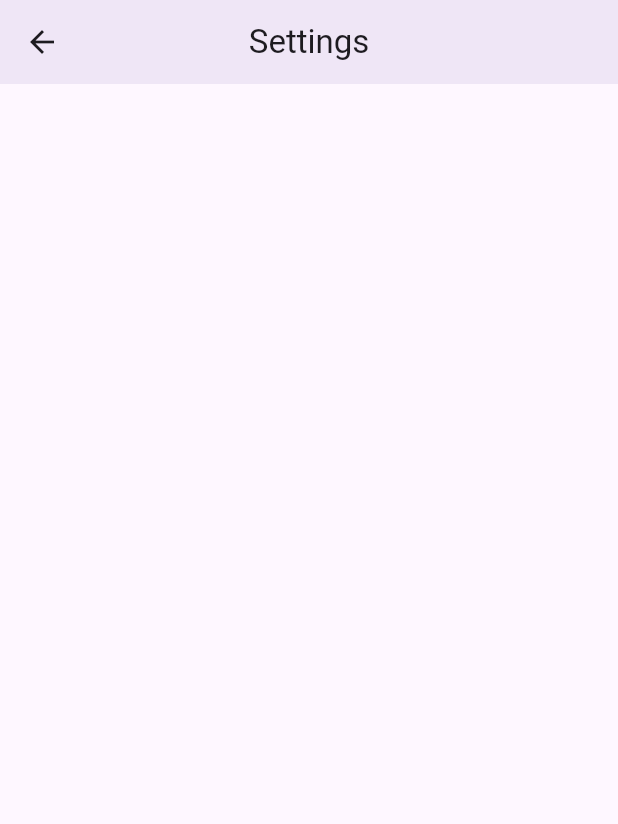
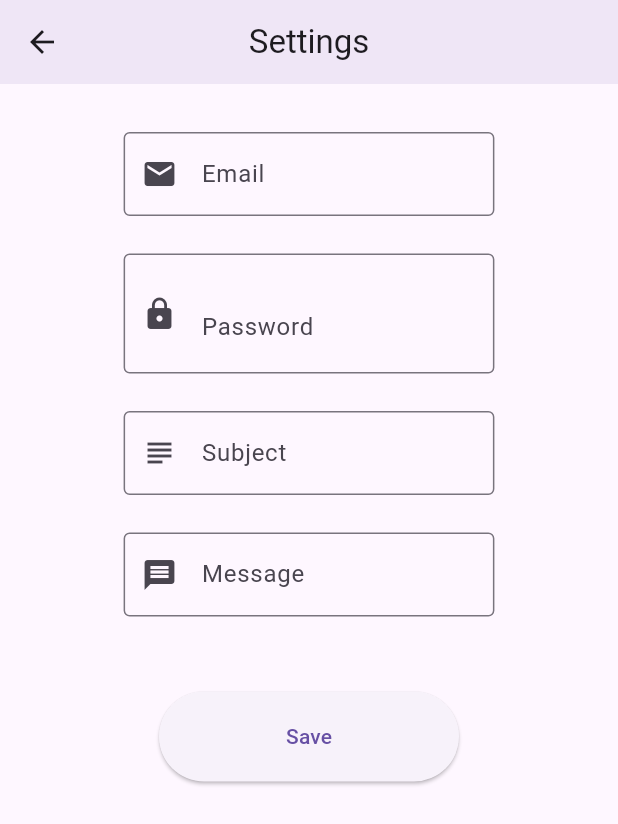
Before and after one commit to dhaneshkumarTech/mail_processor, a Flutter app: the SettingsView screen opened by its route, on a phone screen of 412 x 824 dp. Shown: the top 824 px of the screen. Run offline on Flutter 3.47's test engine with Material 2 defaults, Android fonts, the phone set to English and light mode, and no system bars; our stand-ins replace csv, file_picker, shared_preferences, stacked, stacked_services, stacked_shared; missing offline and left inert: mailer, syncfusion_flutter_pdfviewer; accounts and stored records are empty.

Commit message:
v2 final

```diff
--- a/lib/app/app.dart
+++ b/lib/app/app.dart
@@ -1,6 +1,7 @@
 import 'package:mail_processor/ui/bottom_sheets/notice/notice_sheet.dart';
 import 'package:mail_processor/ui/dialogs/info_alert/info_alert_dialog.dart';
 import 'package:mail_processor/ui/views/home/home_view.dart';
+import 'package:mail_processor/ui/views/home/home_viewmodel.dart';
 import 'package:stacked/stacked_annotations.dart';
 import 'package:stacked_services/stacked_services.dart';
 import 'package:mail_processor/services/file_picker_service.dart';
@@ -22,6 +23,7 @@ import 'package:mail_processor/ui/views/main/main_view.dart';
     LazySingleton(classType: NavigationService),
     LazySingleton(classType: FilePickerService),
     LazySingleton(classType: EmailService),
+    Singleton(classType: HomeViewModel),
 // @stacked-service
   ],
   bottomsheets: [
--- a/lib/app/app.locator.dart
+++ b/lib/app/app.locator.dart
@@ -13,6 +13,7 @@ import 'package:stacked_shared/stacked_shared.dart';
 
 import '../services/email_service.dart';
 import '../services/file_picker_service.dart';
+import '../ui/views/home/home_viewmodel.dart';
 
 final locator = StackedLocator.instance;
 
@@ -30,4 +31,5 @@ Future<void> setupLocator({
   locator.registerLazySingleton(() => NavigationService());
   locator.registerLazySingleton(() => FilePickerService());
   locator.registerLazySingleton(() => EmailService());
+  locator.registerSingleton(HomeViewModel());
 }
--- a/lib/services/email_service.dart
+++ b/lib/services/email_service.dart
@@ -1,19 +1,24 @@
 import 'dart:io';
 
+import 'package:mail_processor/main.dart';
 import 'package:mailer/mailer.dart';
 import 'package:mailer/smtp_server.dart';
 
 class EmailService {
   Future<void> sendEmailWithAttachment(File file, String recipientEmail) async {
-    final smtpServer =
-        gmail('mailnotifications@wallstreetmailboxes.com', 'cfqejlgjchakopra');
+    final email = sp.getString('controller0')!;
+    final password = sp.getString('controller1')!;
+    final subject =
+        sp.getString('controller2') ?? 'Attachment from Wall Street Mailboxes';
+    final text = sp.getString('controller3') ?? 'Please see attachment';
+
+    final smtpServer = gmail(email, password);
 
     final message = Message()
-      ..from = const Address(
-          'mailnotifications@wallstreetmailboxes.com', 'Wall Street Mailboxes')
+      ..from = Address(email, 'Wall Street Mailboxes')
       ..recipients.add(recipientEmail)
-      ..subject = 'Attachment from Wall Street Mailboxes'
-      ..text = 'Please see the attached file'
+      ..subject = subject
+      ..text = text
       ..attachments.add(FileAttachment(file));
 
     try {
--- a/lib/ui/views/settings/settings_view.dart
+++ b/lib/ui/views/settings/settings_view.dart
@@ -1,4 +1,5 @@
 import 'package:flutter/material.dart';
+import 'package:mail_processor/ui/common/ui_helpers.dart';
 import 'package:stacked/stacked.dart';
 
 import 'settings_viewmodel.dart';
@@ -18,8 +19,77 @@ class SettingsView extends StackedView<SettingsViewModel> {
         centerTitle: true,
         title: const Text('Settings'),
       ),
-      body: Container(
-        padding: const EdgeInsets.only(left: 25.0, right: 25.0),
+      body: Padding(
+        padding: EdgeInsets.only(
+          top: 32.0,
+          left: screenWidth(context) * 0.2,
+          right: screenWidth(context) * 0.2,
+        ),
+        child: Center(
+          child: Column(
+            children: [
+              TextField(
+                controller: viewModel.controllers[0],
+                decoration: const InputDecoration(
+                  border: OutlineInputBorder(),
+                  hintText: 'Email',
+                  prefixIcon: Icon(Icons.email),
+                ),
+              ),
+              verticalSpaceMedium,
+              TextField(
+                controller: viewModel.controllers[1],
+                decoration: InputDecoration(
+                  border: const OutlineInputBorder(),
+                  hintText: 'Password',
+                  prefixIcon: const Icon(Icons.lock),
+                  suffix: IconButton(
+                    icon: Icon(
+                      viewModel.obscureText
+                          ? Icons.visibility
+                          : Icons.visibility_off,
+                    ),
+                    onPressed: viewModel.toggleObscureText,
+                  ),
+                ),
+                obscureText: viewModel.obscureText,
+              ),
+              verticalSpaceMedium,
+              TextField(
+                controller: viewModel.controllers[2],
+                decoration: const InputDecoration(
+                  border: OutlineInputBorder(),
+                  hintText: 'Subject',
+                  prefixIcon: Icon(Icons.subject),
+                ),
+              ),
+              verticalSpaceMedium,
+              TextField(
+                controller: viewModel.controllers[3],
+                decoration: const InputDecoration(
+                  border: OutlineInputBorder(),
+                  hintText: 'Message',
+                  prefixIcon: Icon(Icons.message),
+                ),
+              ),
+              verticalSpaceLarge,
+              ElevatedButton(
+                onPressed: () async {
+                  await viewModel.save();
+                },
+                child: viewModel.isBusy
+                    ? const CircularProgressIndicator.adaptive()
+                    : const Text('Save'),
+                style: ElevatedButton.styleFrom(
+                  minimumSize: const Size(200, 60),
+                  shape: RoundedRectangleBorder(
+                    borderRadius: BorderRadius.circular(32.0),
+                  ),
+                ),
+              ),
+            ],
+          ),
+        ),
       ),
     );
   }
--- a/lib/ui/views/settings/settings_viewmodel.dart
+++ b/lib/ui/views/settings/settings_viewmodel.dart
@@ -1,3 +1,41 @@
+import 'package:flutter/material.dart';
+import 'package:mail_processor/main.dart';
 import 'package:stacked/stacked.dart';
 
-class SettingsViewModel extends BaseViewModel {}
+class SettingsViewModel extends BaseViewModel {
+  List<TextEditingController> controllers = [
+    TextEditingController(),
+    TextEditingController(),
+    TextEditingController(),
+    TextEditingController(),
+  ];
+
+  bool obscureText = true;
+
+  void toggleObscureText() {
+    obscureText = !obscureText;
+    notifyListeners();
+  }
+
+  SettingsViewModel() {
+    for (var i = 0; i < controllers.length; i++) {
+      controllers[i].text = sp.getString('controller$i') ?? '';
+    }
+  }
+
+  Future<void> save() async {
+    for (var element in controllers) {
+      await runBusyFuture(
+        sp.setString('controller${controllers.indexOf(element)}', element.text),
+      );
+    }
+  }
+
+  @override
+  void dispose() {
+    for (var element in controllers) {
+      element.dispose();
+    }
+    super.dispose();
+  }
+}
```
Also changed, not shown: lib/main.dart (+7 -1 lines), lib/ui/views/home/home_view.dart (+91 -89 lines), lib/ui/views/home/home_viewmodel.dart (+7 -11 lines), lib/ui/views/main/main_view.dart (+10 -3 lines), pubspec.yaml (+12 -2 lines), assets/icon.png (added), pubspec.lock, 20 other files.
